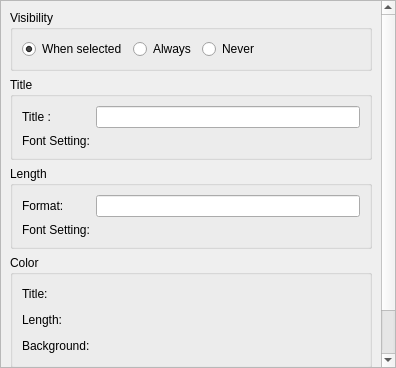
i-RIC/prepost-gui, file libs/guicore/arrows/arrowslegendsettingeditwidget.ui: the form before one commit.
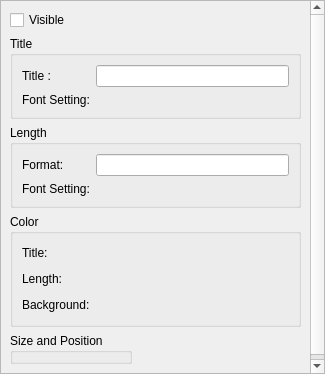
The form after the commit. Custom widgets are drawn as their Qt base class.

What changed in the file:
```diff
--- a/libs/guicore/arrows/arrowslegendsettingeditwidget.ui
+++ b/libs/guicore/arrows/arrowslegendsettingeditwidget.ui
@@ -6,8 +6,8 @@
    <rect>
     <x>0</x>
     <y>0</y>
-    <width>396</width>
-    <height>368</height>
+    <width>325</width>
+    <height>374</height>
    </rect>
   </property>
   <property name="windowTitle">
@@ -35,56 +35,17 @@
       <property name="geometry">
        <rect>
         <x>0</x>
-        <y>-15</y>
-        <width>377</width>
-        <height>381</height>
+        <y>0</y>
+        <width>323</width>
+        <height>372</height>
        </rect>
       </property>
       <layout class="QVBoxLayout" name="verticalLayout_2" stretch="0,0,0,0,0,1">
        <item>
-        <widget class="QGroupBox" name="visibilityGroupBox">
-         <property name="title">
-          <string>Visibility</string>
+        <widget class="QCheckBox" name="visibleCheckBox">
+         <property name="text">
+          <string>Visible</string>
          </property>
-         <layout class="QHBoxLayout" name="horizontalLayout">
-          <item>
-           <widget class="QRadioButton" name="visibilityWhenSelectedRadioButton">
-            <property name="text">
-             <string>When selected</string>
-            </property>
-            <property name="checked">
-             <bool>true</bool>
-            </property>
-           </widget>
-          </item>
-          <item>
-           <widget class="QRadioButton" name="visibilityAlwaysRadioButton">
-            <property name="text">
-             <string>Always</string>
-            </property>
-           </widget>
-          </item>
-          <item>
-           <widget class="QRadioButton" name="visibilityNeverRadioButton">
-            <property name="text">
-             <string>Never</string>
-            </property>
-           </widget>
-          </item>
-          <item>
-           <spacer name="horizontalSpacer">
-            <property name="orientation">
-             <enum>Qt::Horizontal</enum>
-            </property>
-            <property name="sizeHint" stdset="0">
-             <size>
-              <width>85</width>
-              <height>20</height>
-             </size>
-            </property>
-           </spacer>
-          </item>
-         </layout>
         </widget>
        </item>
        <item>
@@ -318,18 +279,18 @@
   </layout>
  </widget>
  <customwidgets>
-  <customwidget>
-   <class>ColorEditWidget</class>
-   <extends>QLabel</extends>
-   <header>guibase/widget/coloreditwidget.h</header>
-   <container>1</container>
-  </customwidget>
   <customwidget>
    <class>TransparencyWidget</class>
    <extends>QWidget</extends>
    <header>guibase/widget/transparencywidget.h</header>
    <container>1</container>
   </customwidget>
+  <customwidget>
+   <class>ColorEditWidget</class>
+   <extends>QLabel</extends>
+   <header>guibase/widget/coloreditwidget.h</header>
+   <container>1</container>
+  </customwidget>
   <customwidget>
    <class>QFontEditWidget</class>
    <extends>QWidget</extends>
```
